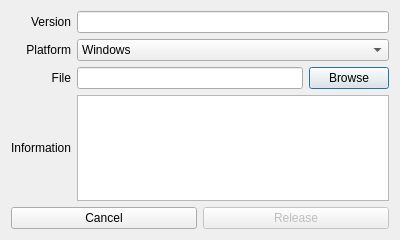
Old version of the form HaiBeiDanCiManager/releaseappdialog.ui in the repository HuangHuafeng/repeat.
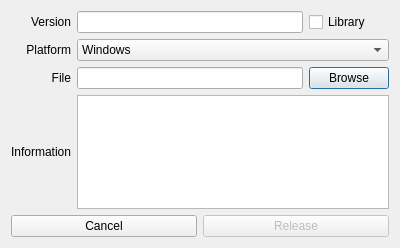
New version of the form.

Diff of the .ui file:
```diff
--- a/HaiBeiDanCiManager/releaseappdialog.ui
+++ b/HaiBeiDanCiManager/releaseappdialog.ui
@@ -7,7 +7,7 @@
     <x>0</x>
     <y>0</y>
     <width>400</width>
-    <height>240</height>
+    <height>248</height>
    </rect>
   </property>
   <property name="windowTitle">
@@ -63,9 +63,6 @@
        </property>
       </widget>
      </item>
-     <item row="0" column="1" colspan="2">
-      <widget class="QLineEdit" name="leVersion"/>
-     </item>
      <item row="1" column="0">
       <widget class="QLabel" name="label_4">
        <property name="text">
@@ -95,6 +92,16 @@
        </item>
       </widget>
      </item>
+     <item row="0" column="1">
+      <widget class="QLineEdit" name="leVersion"/>
+     </item>
+     <item row="0" column="2">
+      <widget class="QCheckBox" name="cbIsLibPart">
+       <property name="text">
+        <string>Library</string>
+       </property>
+      </widget>
+     </item>
     </layout>
    </item>
    <item>
```
